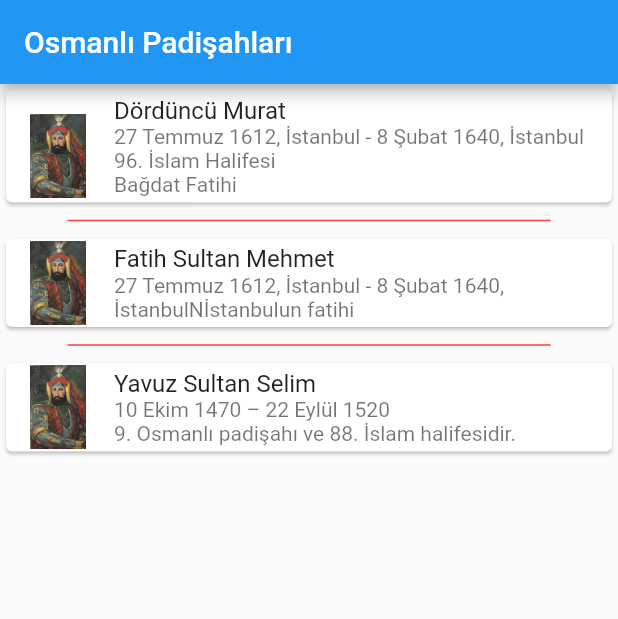
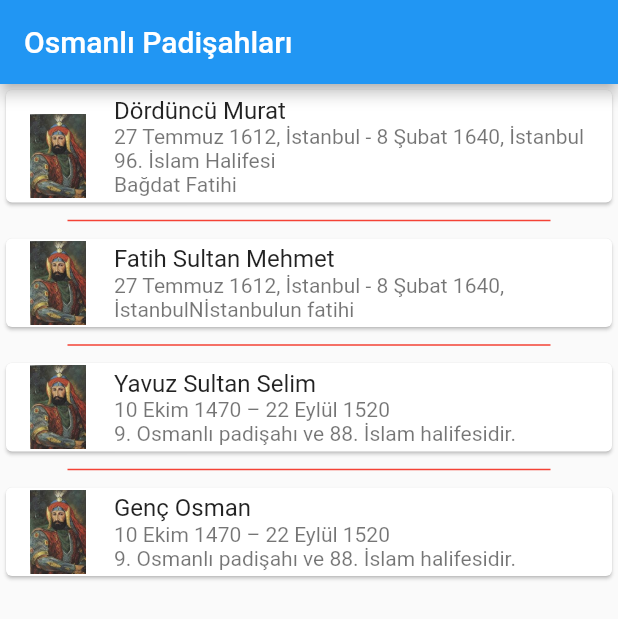
Before and after one commit to uluibrahim/tarih_app_flutter, a Flutter app: the screen it shows after launch, on a phone screen of 412 x 824 dp. Shown: the top 619 px of the screen. Run offline on Flutter 3.47's test engine with Material 2 defaults, Android fonts, the phone set to English and light mode, and no system bars.

Commit message:
"genç osman kartı eklendi"

```diff
--- a/lib/app_pages/my_home_page.dart
+++ b/lib/app_pages/my_home_page.dart
@@ -34,7 +34,7 @@ class Islemler extends StatelessWidget {
           thickness: 1,
         );
       },
-      itemCount: 3,
+      itemCount: basliklar.length,
       itemBuilder: (context, index) {
         return Card(
           child: ListTile(
@@ -57,6 +57,7 @@ class Islemler extends StatelessWidget {
     basliklar.add("Dördüncü Murat");
     basliklar.add("Fatih Sultan Mehmet");
     basliklar.add("Yavuz Sultan Selim");
+    basliklar.add("Genç Osman");
   }
 
   void onBilgiGetir() {
@@ -66,5 +67,7 @@ class Islemler extends StatelessWidget {
         "27 Temmuz 1612, İstanbul - 8 Şubat 1640, İstanbul\Nİstanbulun fatihi");
     onBilgi.add(
         "10 Ekim 1470 – 22 Eylül 1520\n9. Osmanlı padişahı ve 88. İslam halifesidir. ");
+    onBilgi.add(
+        "10 Ekim 1470 – 22 Eylül 1520\n9. Osmanlı padişahı ve 88. İslam halifesidir. ");
   }
 }
```
